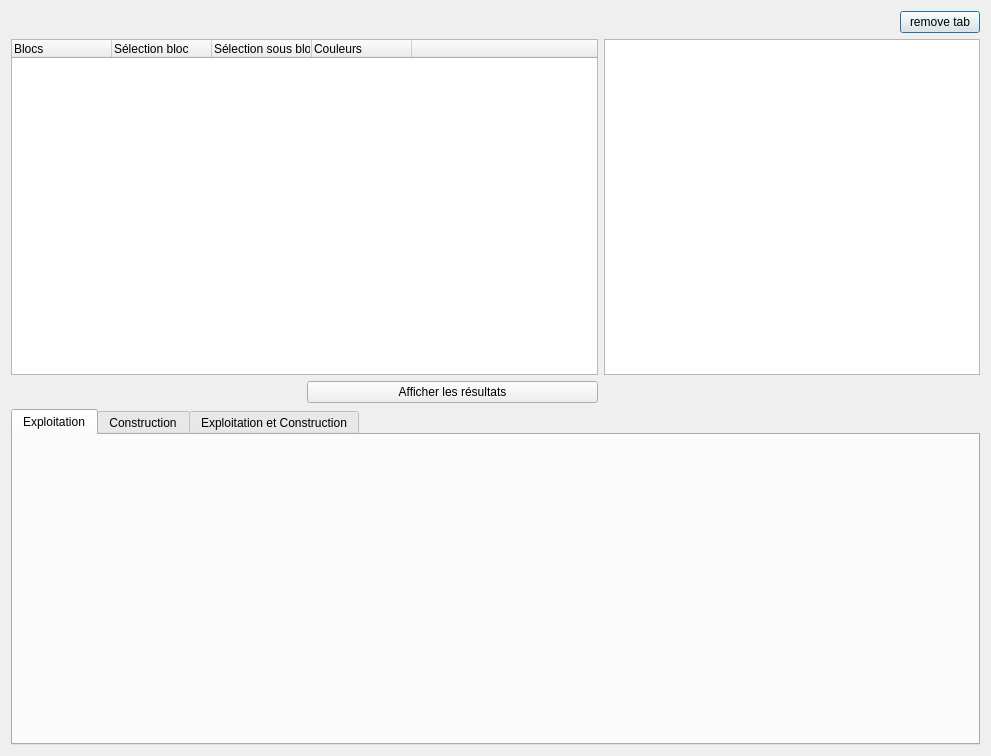
Before: the Qt Designer form gui/menu_widgets/results_graphs.ui in TheophileLaPelouse/cycle, drawn with Qt 5.
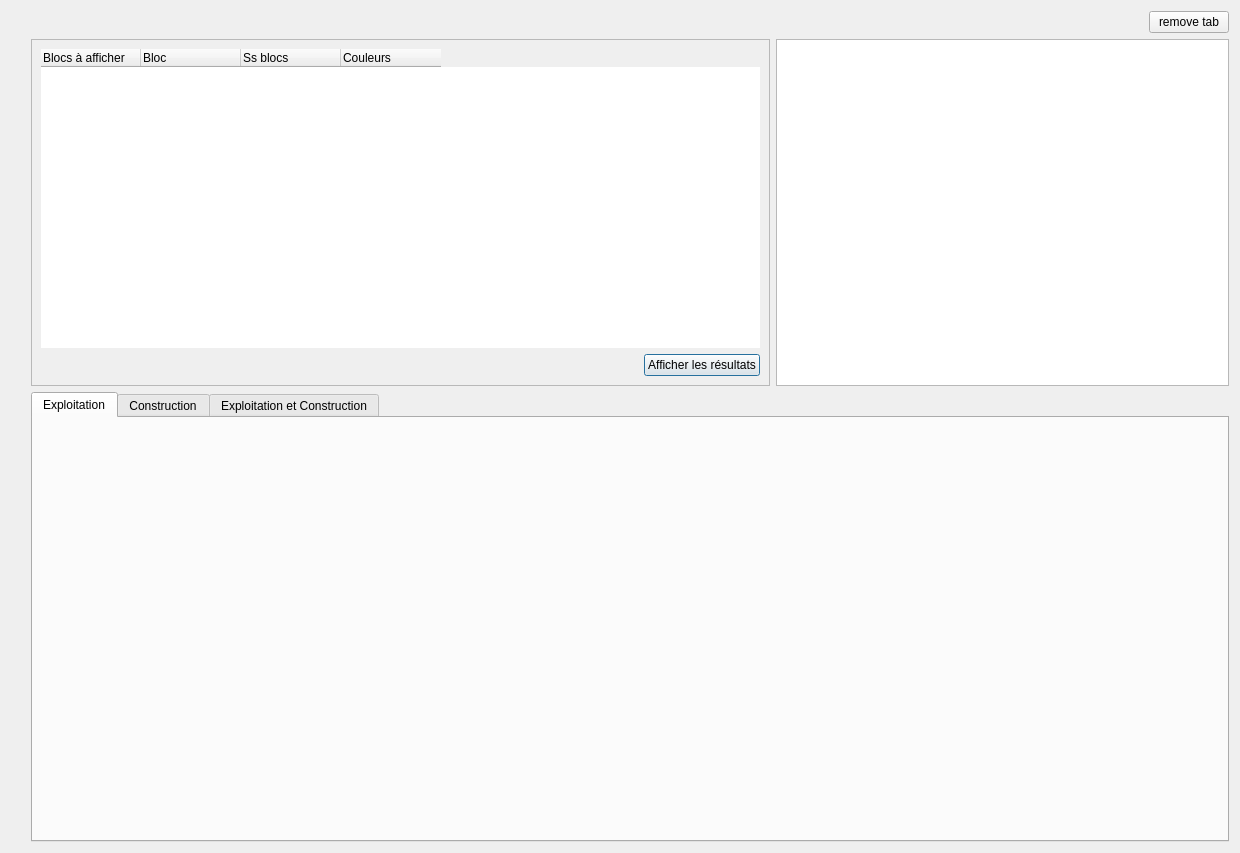
After: the same form once the commit is applied.

Diff of the .ui file:
```diff
--- a/gui/menu_widgets/results_graphs.ui
+++ b/gui/menu_widgets/results_graphs.ui
@@ -6,15 +6,31 @@
    <rect>
     <x>0</x>
     <y>0</y>
-    <width>991</width>
-    <height>756</height>
+    <width>1240</width>
+    <height>853</height>
    </rect>
   </property>
   <property name="windowTitle">
    <string>Dialog</string>
   </property>
   <layout class="QGridLayout" name="gridLayout_3">
-   <item row="4" column="0" colspan="4">
+   <item row="1" column="3">
+    <spacer name="horizontalSpacer">
+     <property name="orientation">
+      <enum>Qt::Horizontal</enum>
+     </property>
+     <property name="sizeType">
+      <enum>QSizePolicy::Preferred</enum>
+     </property>
+     <property name="sizeHint" stdset="0">
+      <size>
+       <width>40</width>
+       <height>20</height>
+      </size>
+     </property>
+    </spacer>
+   </item>
+   <item row="3" column="1" colspan="4">
     <widget class="QTabWidget" name="tabWidget">
      <property name="currentIndex">
       <number>0</number>
@@ -51,7 +67,88 @@
      </widget>
     </widget>
    </item>
-   <item row="1" column="3">
+   <item row="2" column="1" colspan="2">
+    <widget class="QFrame" name="frame">
+     <property name="frameShape">
+      <enum>QFrame::StyledPanel</enum>
+     </property>
+     <property name="frameShadow">
+      <enum>QFrame::Sunken</enum>
+     </property>
+     <layout class="QGridLayout" name="gridLayout_4">
+      <item row="1" column="1">
+       <widget class="QPushButton" name="show_result_button">
+        <property name="text">
+         <string>Afficher les résultats</string>
+        </property>
+       </widget>
+      </item>
+      <item row="1" column="0">
+       <spacer name="horizontalSpacer_3">
+        <property name="orientation">
+         <enum>Qt::Horizontal</enum>
+        </property>
+        <property name="sizeHint" stdset="0">
+         <size>
+          <width>40</width>
+          <height>20</height>
+         </size>
+        </property>
+       </spacer>
+      </item>
+      <item row="0" column="0" colspan="2">
+       <widget class="QTreeWidget" name="treeWidget">
+        <property name="frameShape">
+         <enum>QFrame::NoFrame</enum>
+        </property>
+        <property name="frameShadow">
+         <enum>QFrame::Plain</enum>
+        </property>
+        <attribute name="headerStretchLastSection">
+         <bool>false</bool>
+        </attribute>
+        <column>
+         <property name="text">
+          <string>Blocs à afficher</string>
+         </property>
+        </column>
+        <column>
+         <property name="text">
+          <string>Bloc</string>
+         </property>
+        </column>
+        <column>
+         <property name="text">
+          <string>Ss blocs</string>
+         </property>
+        </column>
+        <column>
+         <property name="text">
+          <string>Couleurs</string>
+         </property>
+        </column>
+       </widget>
+      </item>
+     </layout>
+    </widget>
+   </item>
+   <item row="2" column="3" colspan="2">
+    <widget class="QTableWidget" name="tableWidget"/>
+   </item>
+   <item row="1" column="1" colspan="2">
+    <spacer name="horizontalSpacer_2">
+     <property name="orientation">
+      <enum>Qt::Horizontal</enum>
+     </property>
+     <property name="sizeHint" stdset="0">
+      <size>
+       <width>40</width>
+       <height>20</height>
+      </size>
+     </property>
+    </spacer>
+   </item>
+   <item row="1" column="4">
     <widget class="QPushButton" name="pushButton">
      <property name="sizePolicy">
       <sizepolicy hsizetype="Maximum" vsizetype="Fixed">
@@ -64,74 +161,51 @@
      </property>
     </widget>
    </item>
-   <item row="2" column="0" colspan="2">
-    <widget class="QTreeWidget" name="treeWidget">
-     <column>
-      <property name="text">
-       <string>Blocs</string>
-      </property>
-     </column>
-     <column>
-      <property name="text">
-       <string>Sélection bloc</string>
-      </property>
-     </column>
-     <column>
-      <property name="text">
-       <string>Sélection sous bloc</string>
-      </property>
-     </column>
-     <column>
-      <property name="text">
-       <string>Couleurs</string>
-      </property>
-     </column>
-     <column>
-      <property name="text">
-       <string> </string>
-      </property>
-     </column>
-    </widget>
-   </item>
-   <item row="3" column="1">
-    <widget class="QPushButton" name="show_result_button">
-     <property name="text">
-      <string>Afficher les résultats</string>
-     </property>
-    </widget>
-   </item>
-   <item row="1" column="2">
-    <spacer name="horizontalSpacer">
+   <item row="2" column="0">
+    <spacer name="verticalSpacer">
      <property name="orientation">
-      <enum>Qt::Horizontal</enum>
+      <enum>Qt::Vertical</enum>
      </property>
      <property name="sizeType">
       <enum>QSizePolicy::Preferred</enum>
      </property>
      <property name="sizeHint" stdset="0">
       <size>
-       <width>40</width>
-       <height>20</height>
+       <width>5</width>
+       <height>200</height>
       </size>
      </property>
     </spacer>
    </item>
-   <item row="2" column="2" colspan="2">
-    <widget class="QTableWidget" name="tableWidget"/>
-   </item>
-   <item row="1" column="0" colspan="2">
-    <spacer name="horizontalSpacer_2">
+   <item row="1" column="0">
+    <spacer name="horizontalSpacer_4">
      <property name="orientation">
       <enum>Qt::Horizontal</enum>
      </property>
+     <property name="sizeType">
+      <enum>QSizePolicy::Fixed</enum>
+     </property>
      <property name="sizeHint" stdset="0">
       <size>
-       <width>40</width>
+       <width>10</width>
        <height>20</height>
       </size>
      </property>
     </spacer>
    </item>
+   <item row="3" column="0">
+    <spacer name="verticalSpacer_2">
+     <property name="orientation">
+      <enum>Qt::Vertical</enum>
+     </property>
+     <property name="sizeHint" stdset="0">
+      <size>
+       <width>20</width>
+       <height>450</height>
+      </size>
+     </property>
+    </spacer>
+   </item>
   </layout>
  </widget>
  <resources/>
```
